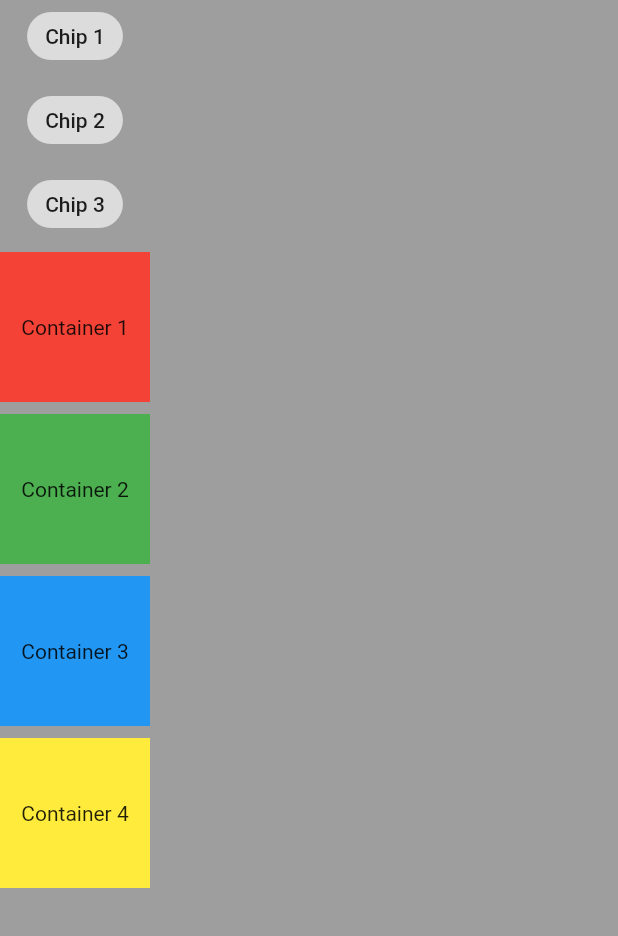
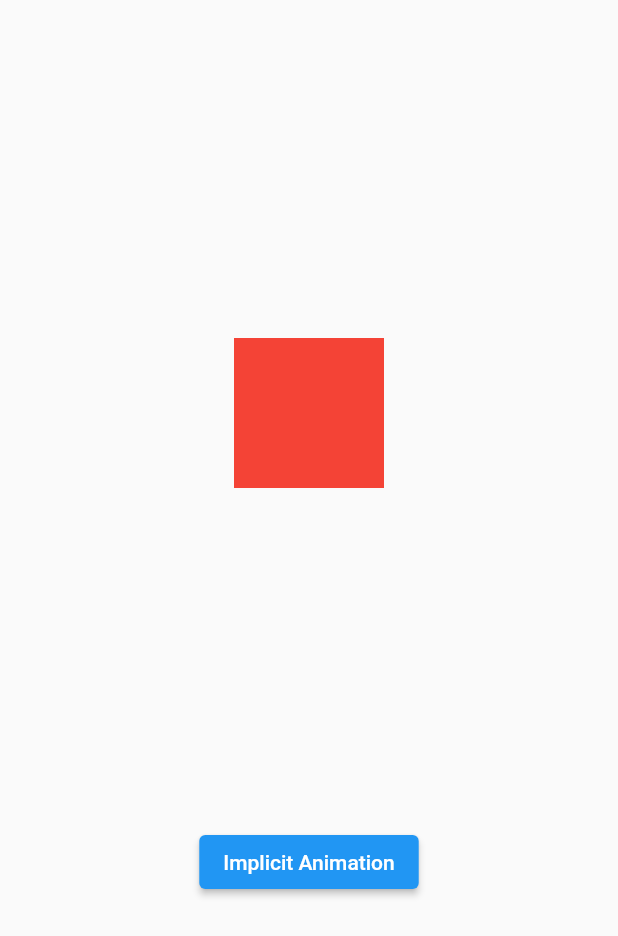
Before and after one commit to SheikhAman/widgets_of_the_week, a Flutter app: the screen it shows after launch, on a phone screen of 412 x 824 dp. Shown: the top 936 px of the screen. Run offline on Flutter 3.47's test engine with Material 2 defaults, Android fonts, the phone set to English and light mode, and no system bars.

Commit message:
animated container implicit container used

```diff
--- a/lib/main.dart
+++ b/lib/main.dart
@@ -1,5 +1,6 @@
 import 'package:flutter/material.dart';
 
+import 'widgets/animated_container.dart';
 import 'widgets/expanded.dart';
 import 'widgets/wrap.dart';
 
@@ -18,7 +19,7 @@ class MyApp extends StatelessWidget {
       theme: ThemeData(
         primarySwatch: Colors.blue,
       ),
-      home: WrapWidget(),
+      home: AnimatedContainerWidget(),
     );
   }
 }
--- /dev/null
+++ b/lib/widgets/animated_container.dart
@@ -0,0 +1,60 @@
+import 'package:flutter/material.dart';
+
+class AnimatedContainerWidget extends StatefulWidget {
+  const AnimatedContainerWidget({super.key});
+
+  @override
+  State<AnimatedContainerWidget> createState() =>
+      _AnimatedContainerWidgetState();
+}
+
+class _AnimatedContainerWidgetState extends State<AnimatedContainerWidget> {
+  Color _animatecolor = Colors.red;
+  double _height = 100;
+  double _width = 100;
+  bool animate = false;
+
+  nextAnimate() {
+    _animatecolor = Colors.greenAccent;
+    _height = 200;
+    _width = 200;
+
+    setState(() {});
+  }
+
+  backAnimate() {
+    _animatecolor = Colors.red;
+    _height = 100;
+    _width = 100;
+
+    setState(() {});
+  }
+
+  @override
+  Widget build(BuildContext context) {
+    return Scaffold(
+      body: SafeArea(
+        child: Center(
+          child: Column(
+            mainAxisAlignment: MainAxisAlignment.spaceEvenly,
+            children: [
+              AnimatedContainer(
+                duration: const Duration(seconds: 2),
+                color: _animatecolor,
+                height: _height,
+                width: _width,
+              ),
+              ElevatedButton(
+                onPressed: () {
+                  animate = !animate;
+                  animate ? nextAnimate() : backAnimate();
+                },
+                child: Text('Implicit Animation'),
+              ),
+            ],
+          ),
+        ),
+      ),
+    );
+  }
+}
--- a/lib/widgets/wrap.dart
+++ b/lib/widgets/wrap.dart
@@ -14,7 +14,6 @@ class WrapWidget extends StatelessWidget {
             // color: Colors.grey,
             height: deviceHeight,
             child: Wrap(
-              crossAxisAlignment: WrapCrossAlignment.center,
               direction: Axis.vertical,
               spacing: 8.0,
               runSpacing: 4.0,
```
